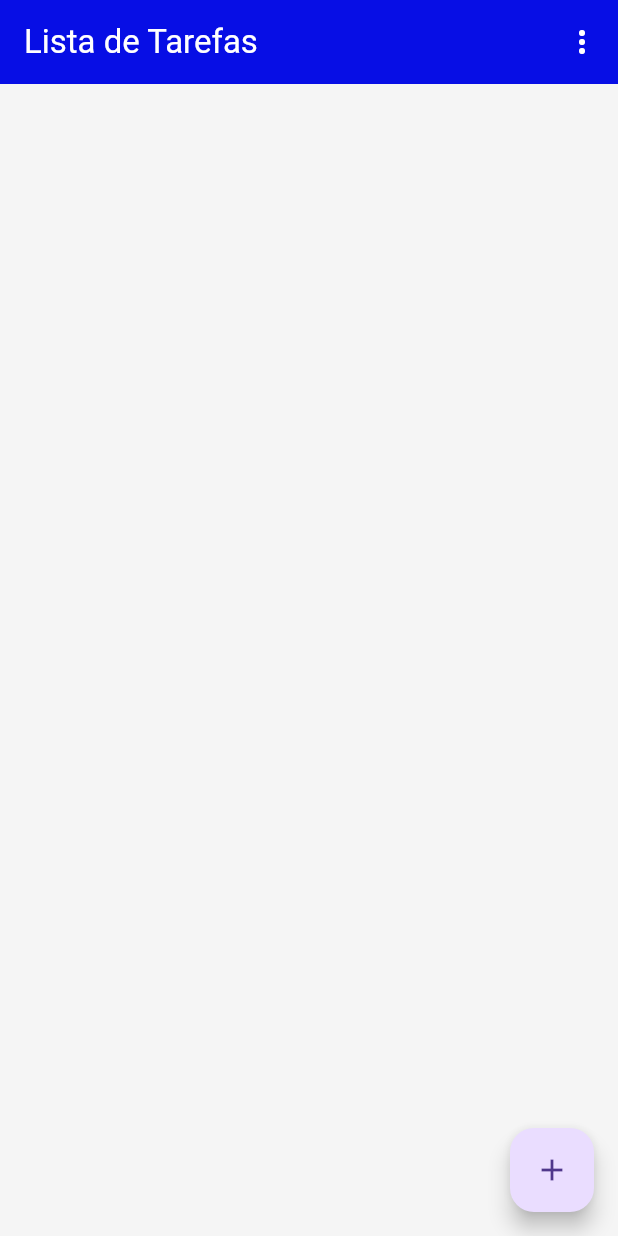
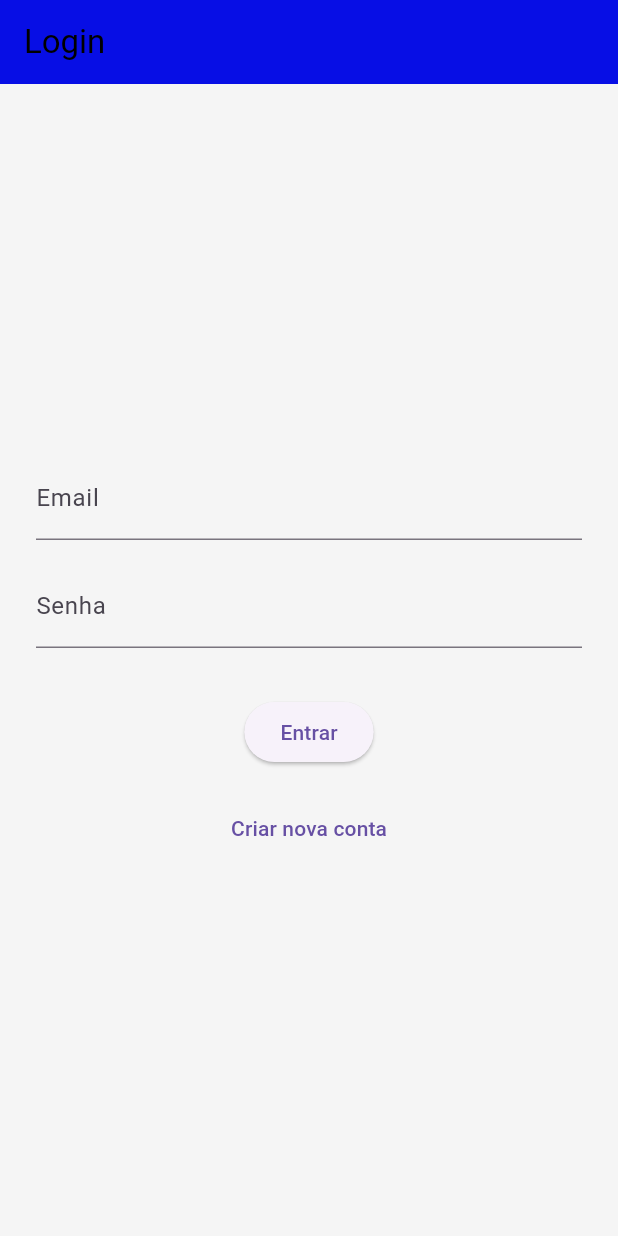
Before and after one commit to Paulim18/trabalho-feijo, a Flutter app: the screen it shows after launch, on a phone screen of 412 x 824 dp. Run offline on Flutter 3.47's test engine with Material 3 defaults, Android fonts, the phone set to English and light mode, and no system bars; our stand-ins replace shared_preferences.

```diff
--- /dev/null
+++ b/APP_feijo/teste/lib/login_page.dart
@@ -0,0 +1,85 @@
+import 'package:flutter/material.dart';
+import 'main.dart';
+import 'register_page.dart';
+
+class LoginPage extends StatefulWidget {
+  const LoginPage({super.key});
+
+  @override
+  State<LoginPage> createState() => _LoginPageState();
+}
+
+class _LoginPageState extends State<LoginPage> {
+  final emailController = TextEditingController();
+  final passwordController = TextEditingController();
+  final _formKey = GlobalKey<FormState>();
+
+  void _login() {
+    final email = emailController.text.trim();
+    final password = passwordController.text;
+
+    if (_formKey.currentState!.validate()) {
+      if (email == 'admin@email.com' && password == '123456') {
+        // Redireciona para a tela de tarefas
+        Navigator.pushReplacement(
+          context,
+          MaterialPageRoute(builder: (_) => const TodoHomePage()),
+        );
+      } else {
+        ScaffoldMessenger.of(context).showSnackBar(
+          const SnackBar(content: Text("Email ou senha inválidos")),
+        );
+      }
+    }
+  }
+
+  void _goToRegister() {
+    Navigator.push(
+      context,
+      MaterialPageRoute(builder: (_) => const RegisterPage()),
+    );
+  }
+
+  @override
+  Widget build(BuildContext context) {
+    return Scaffold(
+      appBar: AppBar(title: const Text("Login")),
+      body: Padding(
+        padding: const EdgeInsets.all(24.0),
+        child: Form(
+          key: _formKey,
+          child: Column(
+            mainAxisAlignment: MainAxisAlignment.center,
+            children: [
+              TextFormField(
+                controller: emailController,
+                decoration: const InputDecoration(labelText: "Email"),
+                keyboardType: TextInputType.emailAddress,
+                validator: (value) =>
+                    value!.isEmpty ? "Informe o email" : null,
+              ),
+              const SizedBox(height: 16),
+              TextFormField(
+                controller: passwordController,
+                decoration: const InputDecoration(labelText: "Senha"),
+                obscureText: true,
+                validator: (value) =>
+                    value!.isEmpty ? "Informe a senha" : null,
+              ),
+              const SizedBox(height: 32),
+              ElevatedButton(
+                onPressed: _login,
+                child: const Text("Entrar"),
+              ),
+              const SizedBox(height: 16),
+              TextButton(
+                onPressed: _goToRegister,
+                child: const Text("Criar nova conta"),
+              ),
+            ],
+          ),
+        ),
+      ),
+    );
+  }
+}
--- a/APP_feijo/teste/lib/theme/app_theme.dart
+++ b/APP_feijo/teste/lib/theme/app_theme.dart
@@ -11,7 +11,7 @@ class AppTheme {
       ),
       appBarTheme: const AppBarTheme(
         backgroundColor: AppColors.primary,
-        foregroundColor: Colors.white,
+        foregroundColor: Color.fromARGB(255, 0, 0, 0),
       ),
     );
   }
```
Also changed, not shown: APP_feijo/teste/lib/main.dart (+72 -19 lines), APP_feijo/teste/lib/register_page.dart (added, +68 -0 lines).
